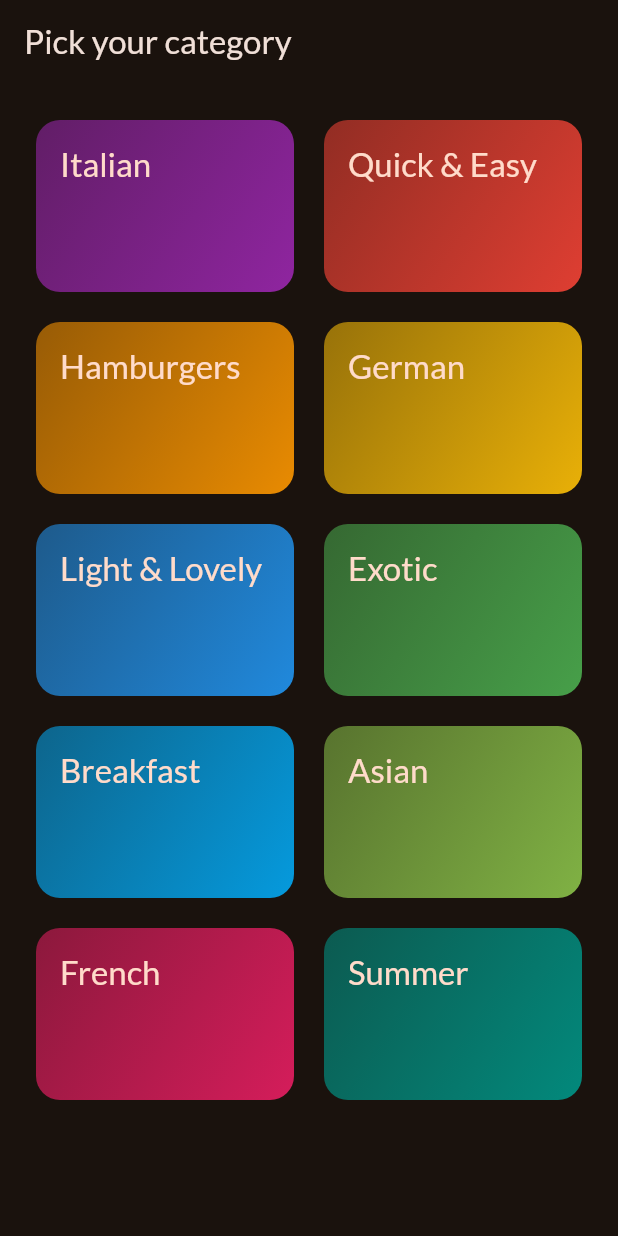
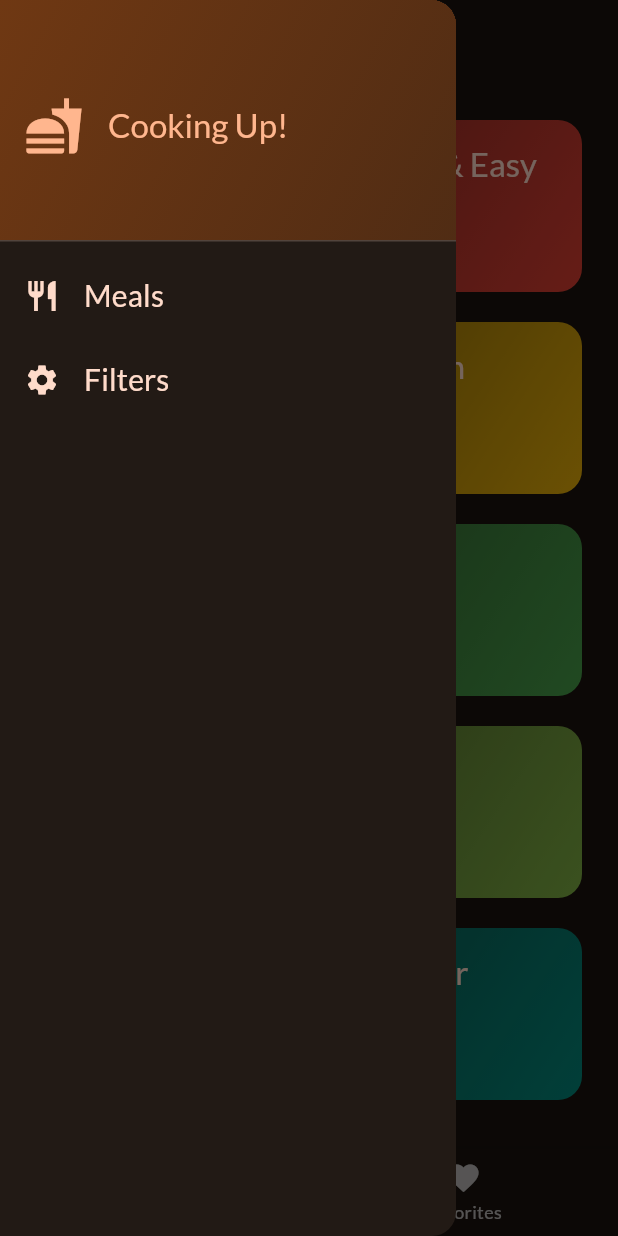
Before and after one commit to cesarfreitax/meals, a Flutter app: the screen it shows after launch, with the side drawer open (before the commit the screen has no drawer), on a phone screen of 412 x 824 dp. Run offline on Flutter 3.47's test engine with Material 3 defaults, Android fonts, the phone set to English and light mode, and no system bars; our stand-ins replace flutter_riverpod, google_fonts, transparent_image.

Commit message:
add filters and improvements

```diff
--- a/lib/features/categories/ui/screen/categories_screen.dart
+++ b/lib/features/categories/ui/screen/categories_screen.dart
@@ -6,12 +6,14 @@ import 'package:meals/features/meals/data/model/meal.dart';
 import 'package:meals/features/meals/ui/meals_screen.dart';
 
 class CategoriesScreen extends StatelessWidget {
-  const CategoriesScreen({super.key});
+  const CategoriesScreen({super.key, required this.availableMeals});
+
+  final List<Meal> availableMeals;
 
   @override
   Widget build(BuildContext context) {
     void selectCategory(BuildContext context, Category category) {
-      List<Meal> filteredMeals = dummyMeals
+      List<Meal> filteredMeals = availableMeals
           .where((meal) => meal.categories.contains(category.id))
           .toList();
 
@@ -25,11 +27,7 @@ class CategoriesScreen extends StatelessWidget {
       );
     }
 
-    return Scaffold(
-      appBar: AppBar(
-        title: const Text('Pick your category'),
-      ),
-      body: GridView(
+    return GridView(
         padding: const EdgeInsets.all(24),
         gridDelegate: const SliverGridDelegateWithFixedCrossAxisCount(
             crossAxisCount: 2,
@@ -45,7 +43,6 @@ class CategoriesScreen extends StatelessWidget {
                 },
               ))
         ],
-      ),
-    );
+      );
   }
 }
--- /dev/null
+++ b/lib/features/filters/data/enum_filters.dart
@@ -0,0 +1,6 @@
+enum Filter {
+ glutenFree,
+ lactoseFree,
+ vegetarian,
+ vegan
+}
--- /dev/null
+++ b/lib/features/tabs/ui/widgets/main_drawer.dart
@@ -0,0 +1,62 @@
+import 'package:flutter/material.dart';
+import 'package:meals/features/tabs/ui/widgets/main_drawer_item.dart';
+
+class MainDrawer extends StatelessWidget {
+  const MainDrawer({super.key, required this.navigate});
+
+  final void Function(String identifier) navigate;
+
+  @override
+  Widget build(BuildContext context) {
+    return Drawer(
+      child: Column(children: [
+        DrawerHeader(
+          decoration: BoxDecoration(
+            gradient: LinearGradient(
+                colors: [
+                  Theme.of(context).colorScheme.primaryContainer,
+                  Theme.of(context)
+                      .colorScheme
+                      .primaryContainer
+                      .withOpacity(0.6),
+                ],
+                begin: AlignmentDirectional.topStart,
+                end: AlignmentDirectional.bottomEnd),
+          ),
+          child: Row(
+            crossAxisAlignment: CrossAxisAlignment.center,
+            children: [
+              Icon(
+                Icons.fastfood,
+                color: Theme.of(context).colorScheme.primary,
+                size: 40,
+              ),
+              const SizedBox(width: 16),
+              Text(
+                'Cooking Up!',
+                style: Theme.of(context)
+                    .textTheme
+                    .titleLarge!
+                    .copyWith(color: Theme.of(context).colorScheme.primary),
+              )
+            ],
+          ),
+        ),
+        MainDrawerItem(
+          icon: Icons.restaurant,
+          label: 'Meals',
+          onTap: () {
+            navigate('meals');
+          },
+        ),
+        MainDrawerItem(
+          icon: Icons.settings,
+          label: 'Filters',
+          onTap: () {
+            navigate('filters');
+          },
+        )
+      ]),
+    );
+  }
+}
--- /dev/null
+++ b/lib/features/tabs/ui/widgets/main_drawer_item.dart
@@ -0,0 +1,29 @@
+import 'package:flutter/material.dart';
+
+class MainDrawerItem extends StatelessWidget {
+  const MainDrawerItem({super.key, required this.icon, required this.label, required this.onTap});
+
+  final IconData icon;
+  final String label;
+  final void Function() onTap;
+
+  @override
+  Widget build(BuildContext context) {
+    return ListTile(
+      leading: Icon(
+        icon,
+        color: Theme.of(context).colorScheme.onPrimaryContainer,
+        size: 24,
+      ),
+      title: Text(
+        label,
+        style: Theme.of(context).textTheme.titleSmall?.copyWith(
+            color: Theme.of(context).colorScheme.onPrimaryContainer,
+            fontSize: 20
+        ),
+      ),
+      onTap: onTap,
+    );
+  }
+
+}
--- a/lib/main.dart
+++ b/lib/main.dart
@@ -1,8 +1,7 @@
 import 'package:flutter/material.dart';
+import 'package:flutter_riverpod/flutter_riverpod.dart';
 import 'package:google_fonts/google_fonts.dart';
-import 'package:meals/features/categories/ui/screen/categories_screen.dart';
-import 'package:meals/features/meals/ui/meals_screen.dart';
-import 'package:meals/data/dummy_data.dart';
+import 'package:meals/features/tabs/ui/tabs_screen.dart';
 
 final theme = ThemeData(
   useMaterial3: true,
@@ -14,7 +13,7 @@ final theme = ThemeData(
 );
 
 void main() {
-  runApp(const App());
+  runApp(const ProviderScope(child: App()));
 }
 
 class App extends StatelessWidget {
@@ -24,7 +23,7 @@ class App extends StatelessWidget {
   Widget build(BuildContext context) {
     return MaterialApp(
       theme: theme,
-      home: const CategoriesScreen(),
+      home: const TabsScreen(),
     );
   }
 }
--- /dev/null
+++ b/lib/providers/meals_provider.dart
@@ -0,0 +1,6 @@
+import 'package:flutter_riverpod/flutter_riverpod.dart';
+import 'package:meals/data/dummy_data.dart';
+
+final mealsProvider = Provider((ref) {
+  return dummyMeals;
+});
--- a/pubspec.yaml
+++ b/pubspec.yaml
@@ -37,6 +37,7 @@ dependencies:
   cupertino_icons: ^1.0.6
   google_fonts: ^6.2.1
   transparent_image: ^2.0.1
+  flutter_riverpod: ^2.5.1
 
 dev_dependencies:
   flutter_test:
```
Also changed, not shown: lib/features/filters/ui/filters_screen.dart (added, +44 -0 lines), lib/features/filters/ui/widgets/filter_switch_item.dart (added, +43 -0 lines), lib/features/meal_details/ui/meal_details_screen.dart (renamed from lib/features/meal_details/meal_details_screen.dart, +23 -12 lines), lib/features/meals/ui/meals_screen.dart (+4 -3 lines), lib/features/meals/ui/widgets/meal_item.dart (+6 -3 lines), lib/features/tabs/ui/tabs_screen.dart (added, +118 -0 lines), lib/providers/favorites_provider.dart (added, +25 -0 lines), lib/providers/filters_provider.dart (added, +23 -0 lines), lib/util/util.dart (added, +12 -0 lines), pubspec.lock.
